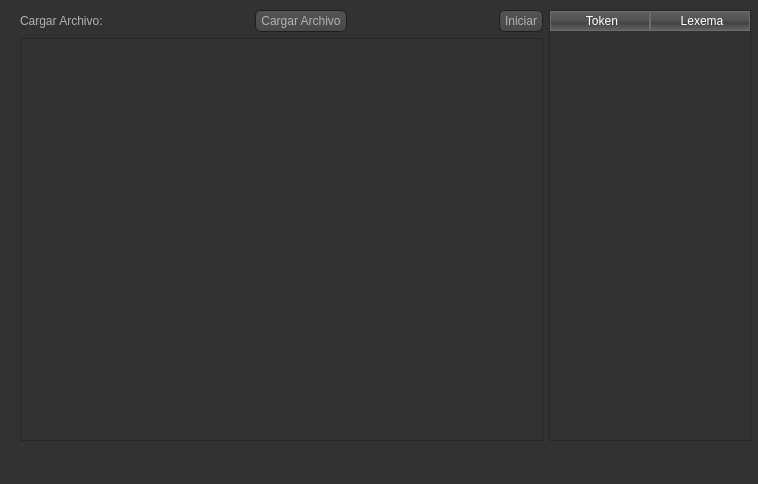
First picture: the form in ventana2.ui, repository JoelPatricio/Analizador-Lexico, before the edit.
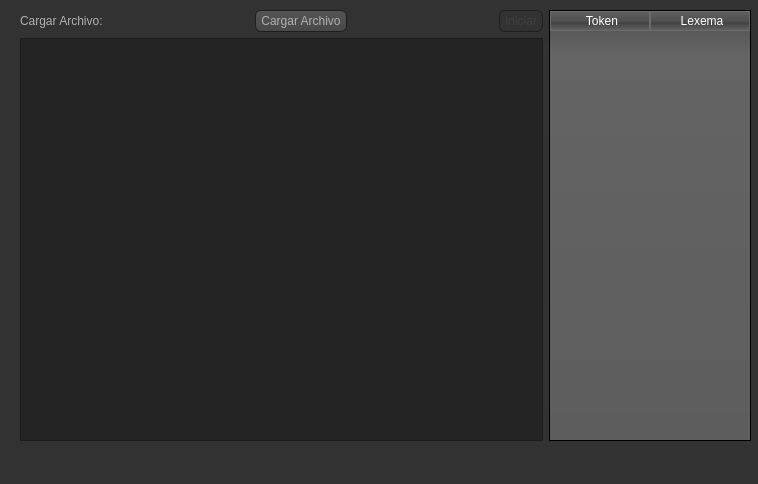
Second picture: the form after the edit. Icons and pictures are not drawn.

```diff
--- a/ventana2.ui
+++ b/ventana2.ui
@@ -531,6 +531,9 @@
          </item>
          <item>
           <widget class="QPushButton" name="pushButton">
+           <property name="enabled">
+            <bool>false</bool>
+           </property>
            <property name="text">
             <string>Iniciar</string>
            </property>
@@ -541,7 +544,7 @@
        <item>
         <widget class="QPlainTextEdit" name="plainTextEdit">
          <property name="enabled">
-          <bool>false</bool>
+          <bool>true</bool>
          </property>
          <property name="readOnly">
           <bool>true</bool>
@@ -553,7 +556,7 @@
      <item>
       <widget class="QTableWidget" name="tableWidget">
        <property name="enabled">
-        <bool>false</bool>
+        <bool>true</bool>
        </property>
        <property name="sizePolicy">
         <sizepolicy hsizetype="Expanding" vsizetype="Expanding">
```
